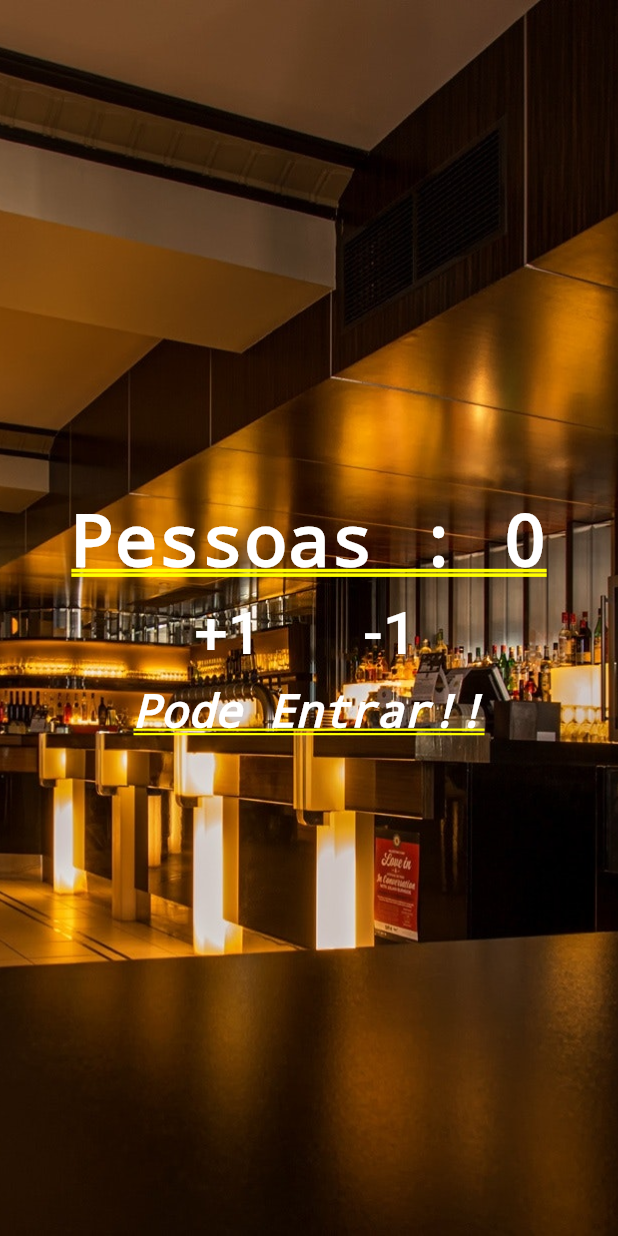
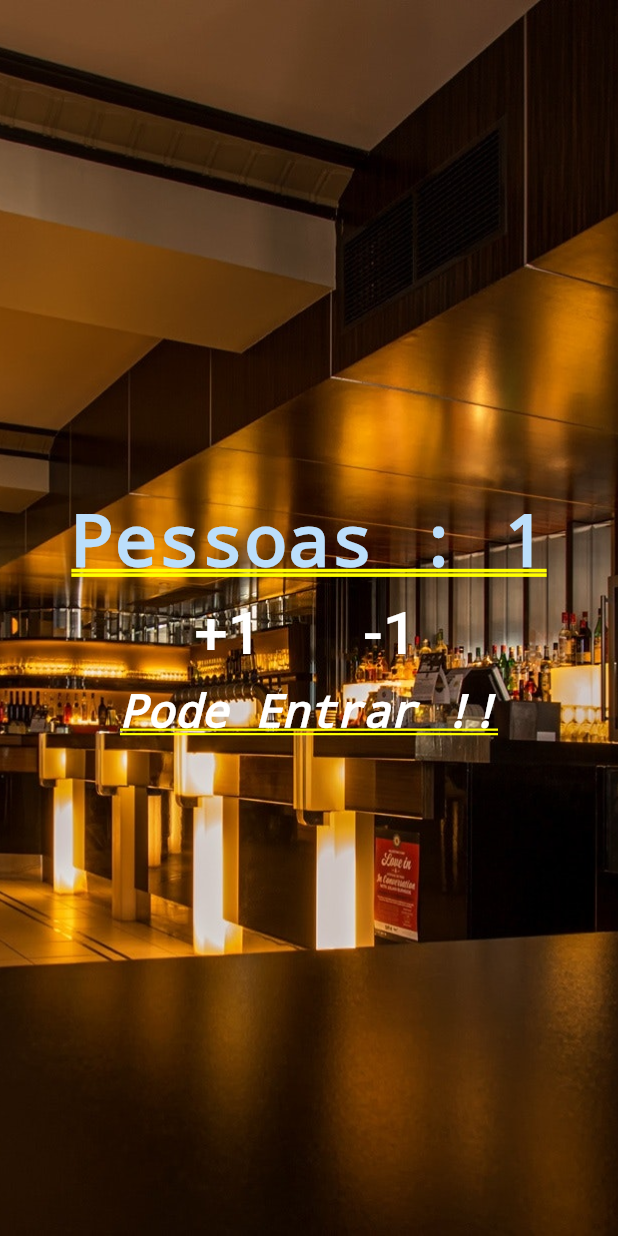
Before and after one commit to ravi2612/contadorDePassos, a Flutter app: the screen it shows after launch, after a tap on "+1", on a phone screen of 412 x 824 dp. Run offline on Flutter 3.47's test engine with Material 2 defaults, Android fonts, the phone set to English and light mode, and no system bars.

```diff
--- a/lib/main.dart
+++ b/lib/main.dart
@@ -3,9 +3,35 @@ import 'package:flutter/cupertino.dart';
 import 'package:flutter/material.dart';
 
 void main() {
-  runApp(MaterialApp(
-    title: 'Contador de Pessoas',
-    home: Stack(
+  runApp(MaterialApp(title: 'Contador de Pessoas', home: Home()));
+}
+
+class Home extends StatefulWidget {
+  @override
+  _HomeState createState() => _HomeState();
+}
+
+class _HomeState extends State<Home> {
+  int _people = 0;
+  String _infoText = 'Pode Entrar';
+
+  void _changePeople(int delta) {
+    setState(() {
+      _people += delta;
+
+      if (_people < 0) {
+        _infoText = 'Mundo Invertido';
+      } else if (_people <= 9) {
+        _infoText = 'Pode Entrar !!';
+      } else {
+        _infoText = 'Lotado!';
+      }
+    });
+  }
+
+  @override
+  Widget build(BuildContext context) {
+    return Stack(
       children: [
         Image.asset(
           'assets/images/restaurant.jpg',
@@ -15,10 +41,11 @@ void main() {
         Column(
           mainAxisAlignment: MainAxisAlignment.center,
           children: [
-        Text('Pessoas : 0',
-        style: TextStyle(color:
-        Colors.white,
-        fontWeight:FontWeight.bold,
+            Text(
+              'Pessoas : $_people',
+              style: TextStyle(
+                color: Theme.of(context).primaryColorLight,
+                fontWeight: FontWeight.bold,
               ),
             ),
             Row(
@@ -27,40 +54,40 @@ void main() {
                 Padding(
                   padding: const EdgeInsets.all(10.0),
                   child: FlatButton(
-               child: Text('+1',
-               style:TextStyle(
-                 fontSize: 40,
-                 color: Colors.white
+                    child: Text(
+                      '+1',
+                      style: TextStyle(fontSize: 40, color: Colors.white),
+                    ),
+                    onPressed: () {
+                      _changePeople(1);
+                    },
                   ),
                 ),
-               onPressed: () {},
-             ),
-           ),
-
                 Padding(
                   padding: const EdgeInsets.all(10.0),
                   child: FlatButton(
-               child: Text('-1',
-               style:TextStyle(
-                 fontSize: 40,
-                 color: Colors.white
+                    child: Text(
+                      '-1',
+                      style: TextStyle(fontSize: 40, color: Colors.white),
                     ),
-               ),
-               onPressed: () {},
+                    onPressed: () {
+                      _changePeople(-1);
+                    },
                   ),
                 ),
               ],
             ),
-      Text('Pode Entrar!!',
+            Text(
+              _infoText,
               style: TextStyle(
-        color:Colors.white,
+                color: Colors.white,
                 fontStyle: FontStyle.italic,
-        fontSize:30,
+                fontSize: 30,
               ),
             ),
           ],
         ),
       ],
-    ),
-  ));
+    );
   }
+}
```
Lines whose indentation alone changed are shown as unchanged.
